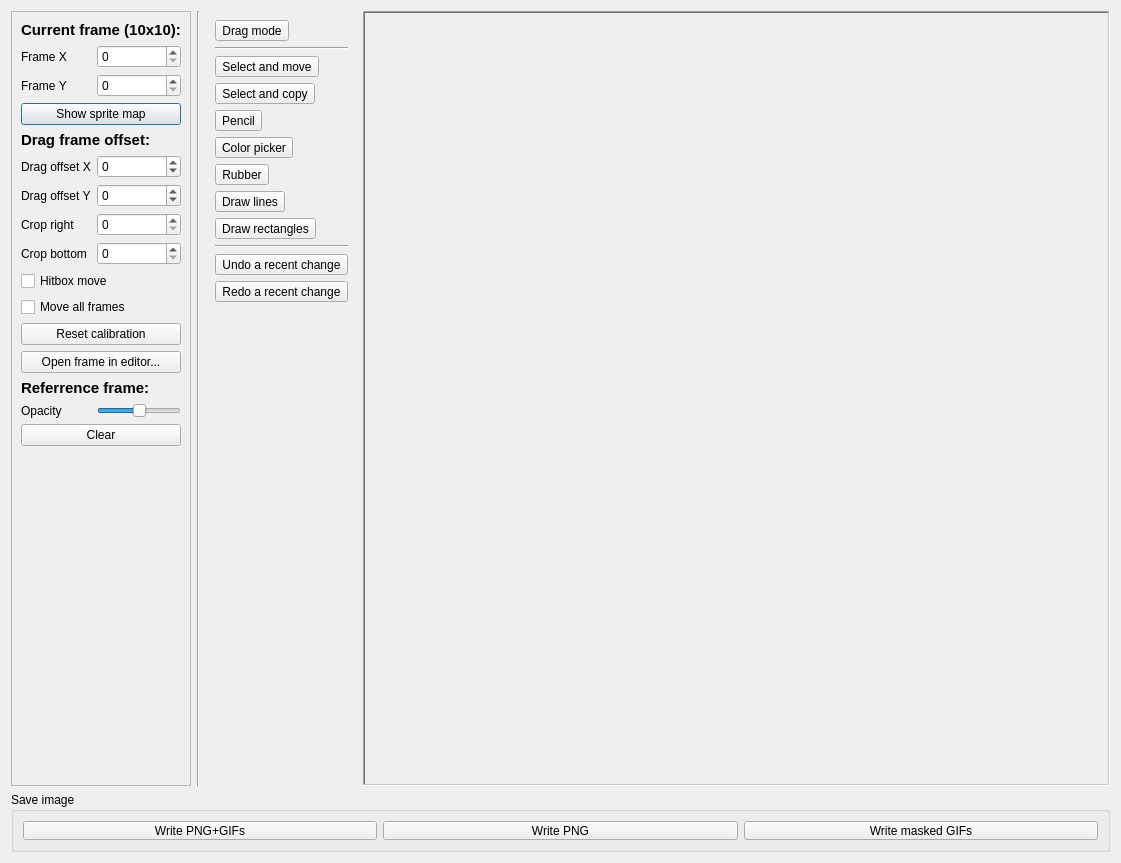
WohlSoft/Moondust-Project, file PlayableCalibrator/image_calibration/image_calibrator.ui: the form before one commit.
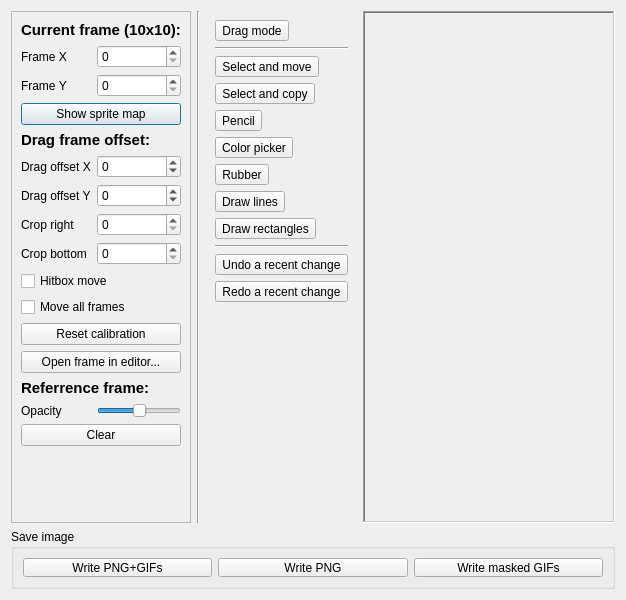
The form after the commit. Icons and pictures are not drawn. Custom widgets are drawn as their Qt base class.

Commit message:
Calibrator: Set sprite editor dialog size smaller
Make default size of the Sprite Editor dialog being smaller

Diff of the .ui file:
```diff
--- a/PlayableCalibrator/image_calibration/image_calibrator.ui
+++ b/PlayableCalibrator/image_calibration/image_calibrator.ui
@@ -6,8 +6,8 @@
    <rect>
     <x>0</x>
     <y>0</y>
-    <width>1121</width>
-    <height>863</height>
+    <width>626</width>
+    <height>600</height>
    </rect>
   </property>
   <property name="minimumSize">
```
Left out of the diff: 7 changed lines with no effect on the pictures.
